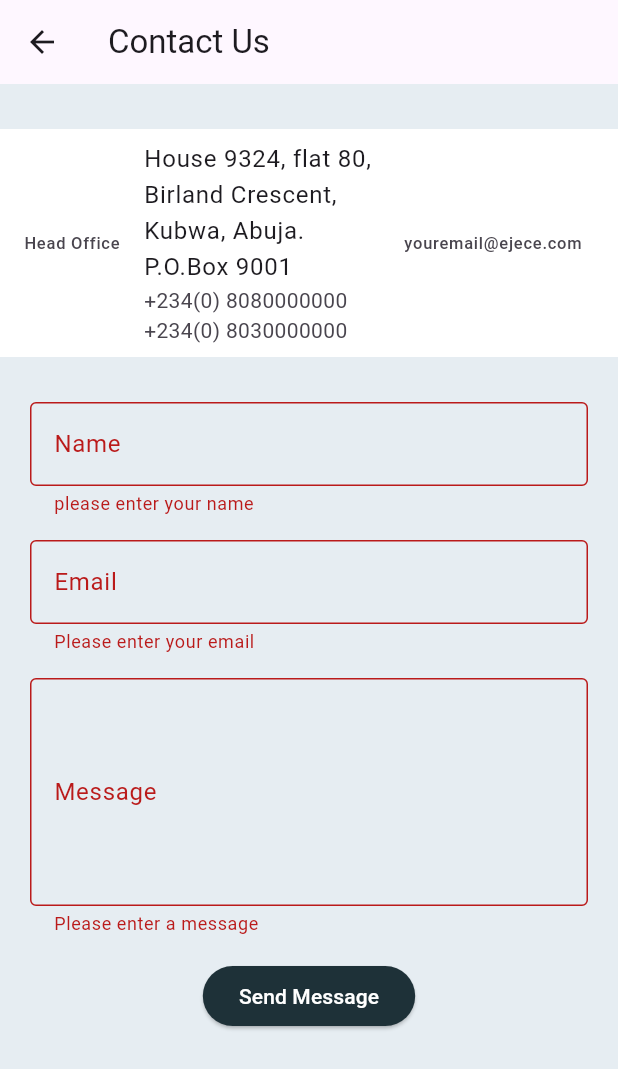
After one commit to Akaiso/travel_app, a Flutter app: the ContactUs screen opened directly, after a tap on "Send Message", on a phone screen of 412 x 824 dp. The commit adds this screen. Shown: the top 1069 px of the screen. Run offline on Flutter 3.47's test engine with Material 3 defaults, Android fonts, the phone set to English and light mode, and no system bars; our stand-ins replace carousel_slider, get, google_fonts, video_player; missing offline and left inert: dart:js.

Commit message:
url launcher installation, contactUs email  and whatsapp implementation

```diff
--- a/lib/main.dart
+++ b/lib/main.dart
@@ -1,4 +1,5 @@
 import 'package:flutter/material.dart';
+import 'package:get/get_navigation/src/root/get_material_app.dart';
 import 'package:travel_app/utils/colors.dart';
 import 'package:travel_app/view/home_page.dart';
 
@@ -12,7 +13,7 @@ class MyApp extends StatelessWidget {
   // This widget is the root of your application.
   @override
   Widget build(BuildContext context) {
-    return MaterialApp(
+    return GetMaterialApp(
       debugShowCheckedModeBanner: false,
       title: 'Trips Guard',
       theme: ThemeData(
--- /dev/null
+++ b/lib/view/contact_us.dart
@@ -0,0 +1,134 @@
+import 'package:flutter/cupertino.dart';
+import 'package:flutter/material.dart';
+import 'package:get/get_utils/get_utils.dart';
+import 'package:travel_app/utils/colors.dart';
+import 'package:url_launcher/url_launcher.dart';
+
+class ContactUs extends StatefulWidget {
+  const ContactUs({super.key});
+
+  @override
+  State<ContactUs> createState() => _ContactUsState();
+}
+
+class _ContactUsState extends State<ContactUs> {
+
+  final _formKey = GlobalKey<FormState>();
+  final TextEditingController _nameController = TextEditingController();
+  final TextEditingController _emailController = TextEditingController();
+  final TextEditingController _messageController = TextEditingController();
+
+  Future<void> _sendEmail() async {
+    final String name = _nameController.text;
+    final String email = _emailController.text;
+    final String message = _messageController.text;
+
+    final Uri emailUri = Uri(scheme: 'mailto',
+    path: 'your-email@example.com',
+    query: 'subject=Contact Us Message from $name&body=$message\n\nEmail: $email');
+
+    if(await canLaunch(emailUri.toString())) {
+      await launch(emailUri.toString());
+    }else{
+      ScaffoldMessenger.of(context).showSnackBar(
+        const SnackBar(content: Text("Could not launch email app."))
+      );
+    }
+  }
+  @override
+  Widget build(BuildContext context) {
+    return  SafeArea(
+        child: Scaffold(
+          appBar: AppBar(title: const Text("Contact Us"),),
+            body:  SingleChildScrollView(
+      child: Column(
+        children: [
+           Padding(
+             padding: const EdgeInsets.symmetric(vertical: 30.0),
+             child: Container(
+              color: Colors.white,
+              child: const ListTile(
+                leading: Text("Head Office"),
+                title: Text(
+                    "House 9324, flat 80, Birland Crescent, Kubwa, Abuja. P.O.Box 9001"),
+                subtitle: Text("+234(0) 8080000000 \n+234(0) 8030000000"),
+                trailing: Text("youremail@ejece.com"),
+              ),
+                       ),
+           ),
+          Padding(
+            padding:  EdgeInsets.symmetric(horizontal:MediaQuery.of(context).size.width < 800? 20.0 : MediaQuery.of(context).size.width/3.5),
+            child: Form(
+              key: _formKey,
+              child: Column(
+                children: [
+                  TextFormField(
+                    controller: _nameController,
+                    decoration: const InputDecoration(
+                      labelText: "Name",
+                      border: OutlineInputBorder(),
+                    ),
+                    validator: (value){
+                      if(value == null || value.isEmpty){
+                        return "please enter your name";
+                      }
+                      return null;
+                    },
+                  ),
+                  const SizedBox(height: 16,),
+                  TextFormField(
+                    controller: _emailController,
+                    decoration: const InputDecoration(
+                      labelText: "Email",
+                      border: OutlineInputBorder(),
+                    ),
+                    keyboardType: TextInputType.emailAddress,
+                    validator: (value){
+                      if(value == null || value.isEmpty){
+                        return "Please enter your email";
+                      }
+                      if (!RegExp(r'^[^@]+@[^@]+\.[^@]+').hasMatch(value)) {
+                        return 'Please enter a valid email address';
+                      }
+                      return null;
+                    },
+                  ),
+                  const SizedBox(height: 16,),
+                  TextFormField(
+                    controller: _messageController,
+                    decoration: const InputDecoration(
+                      labelText: "Message",
+                      border: OutlineInputBorder(),
+                    ),
+                    maxLines: 5,
+                    validator: (value){
+                      if(value == null || value.isEmpty){
+                        return "Please enter a message";
+                      }
+                      return null;
+                    }
+                  ),
+                  const SizedBox(height: 16,),
+                  ElevatedButton(
+                    onPressed: (){
+                      if(_formKey.currentState!.validate()){
+                        _sendEmail();
+                      }
+                    },
+                    style: ButtonStyle(
+                      foregroundColor: MaterialStateProperty.all(Colors.white),
+                        backgroundColor: MaterialStateProperty.all(kGreenFooter())),
+                    child: const Text("Send Message"),
+
+                  )
+                ],
+              ),
+
+            ),
+          )
+
+        ],
+      ),
+    )));
+  }
+}
--- a/pubspec.yaml
+++ b/pubspec.yaml
@@ -40,6 +40,9 @@ dependencies:
   flutter_bloc: ^8.1.6
   carousel_slider: ^4.2.1
   google_fonts: ^6.2.1
+  video_player: ^2.9.1
+  dio: ^5.7.0
+  url_launcher: ^6.3.0
 
 dev_dependencies:
   flutter_test:
@@ -66,6 +69,7 @@ flutter:
   # To add assets to your application, add an assets section, like this:
   assets:
     - assets/images/
+    - assets/videos/
   #   - images/a_dot_ham.jpeg
 
   # An image asset can refer to one or more resolution-specific "variants", see
```
Also changed, not shown: lib/view/book_flight.dart (added, +26 -0 lines), lib/view/book_hotel.dart (added, +18 -0 lines), lib/view/book_ride.dart (added, +18 -0 lines), lib/view/chart.dart (added, +20 -0 lines), lib/view/holidays.dart (added, +18 -0 lines), lib/view/home_page.dart (+63 -7 lines), lib/widgets/drawer.dart (+10 -1 lines), lib/widgets/drawer_components.dart (+132 -12 lines), lib/widgets/modal.dart (added, +55 -0 lines), pubspec.lock, 2 other files.
